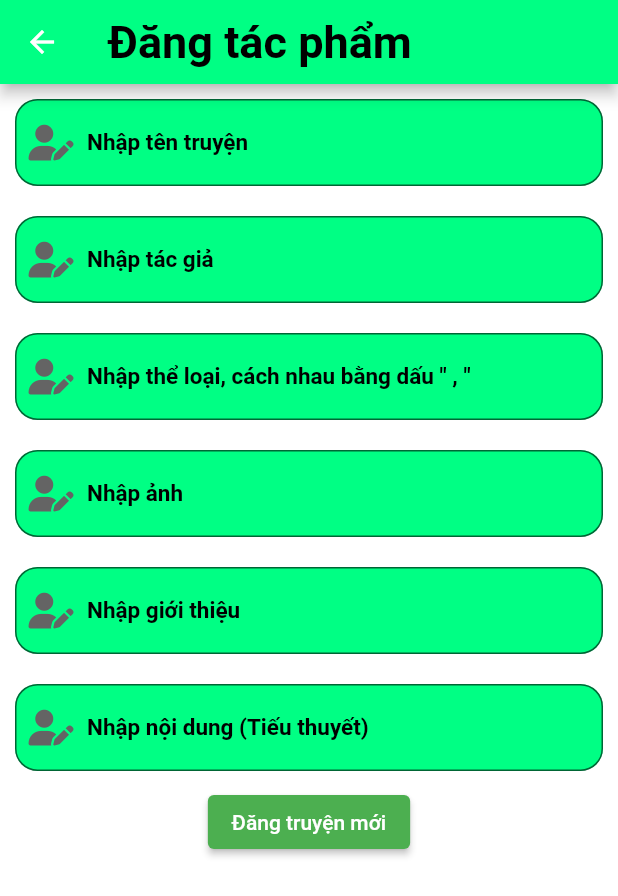
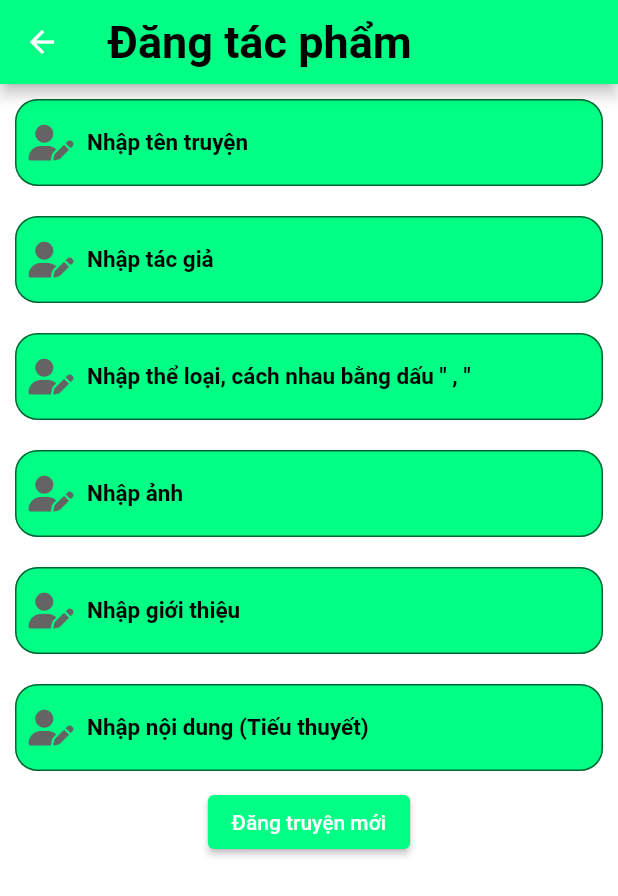
Before and after one commit to Bill-GD/se_n13_comic_app, a Flutter app: the AddBook screen opened directly, on a phone screen of 412 x 824 dp. Shown: the top 896 px of the screen. Run offline on Flutter 3.47's test engine with Material 2 defaults, Android fonts, the light colour scheme and no system bars; our stand-ins replace firebase_auth, firebase_core, firebase_database, font_awesome_flutter, google_sign_in; accounts and stored records are empty.

Commit message:
Added missing Dark mode compatibility
Some screens was missing Dark Mode, which resulted in invisible text, screen elements with wrong colors

```diff
--- a/loginapp/lib/main_screen/book_case.dart
+++ b/loginapp/lib/main_screen/book_case.dart
@@ -63,6 +63,7 @@ class BookCaseScreenState extends State<BookCaseScreen> {
     return Scaffold(
       appBar: AppBar(
         title: const Text("Danh sách yêu thích"),
+        backgroundColor: appBarBG,
       ),
       body: SingleChildScrollView(
         controller: _scrollController,
--- a/loginapp/lib/tool/add_book.dart
+++ b/loginapp/lib/tool/add_book.dart
@@ -5,7 +5,6 @@ import 'package:font_awesome_flutter/font_awesome_flutter.dart';
 import 'package:loginapp/constant.dart';
 // import 'package:http/http.dart' as http; // unused import
 import '../data/book.dart';
-
 
 class AddBook extends StatelessWidget {
   const AddBook({super.key});
@@ -25,6 +24,7 @@ class AddBook extends StatelessWidget {
         'follow': newBook.follow,
       });
     }
+
     TextEditingController _txtTentruyen = TextEditingController();
     TextEditingController _txtTacgia = TextEditingController();
     TextEditingController _txtTheloai = TextEditingController();
@@ -231,9 +231,21 @@ class AddBook extends StatelessWidget {
                 ElevatedButton(
                   onPressed: () async {
                     List<String> tagsList = _txtTheloai.text.split(", ");
-                        Book newBook = Book(title: _txtTentruyen.text, tags: tagsList, description: _txtNoidung.text, cover: _txturlanh.text, author: _txtTacgia.text, chapterList: ["Chương1", "Chương 2", "Chương 3"], status: 0, follow: false);
+                    Book newBook = Book(
+                        title: _txtTentruyen.text,
+                        tags: tagsList,
+                        description: _txtNoidung.text,
+                        cover: _txturlanh.text,
+                        author: _txtTacgia.text,
+                        chapterList: ["Chương1", "Chương 2", "Chương 3"],
+                        status: 0,
+                        follow: false);
                     saveData(newBook);
                   },
+                  style: ButtonStyle(
+                    backgroundColor: MaterialStateColor.resolveWith((states) => appBarBG),
+                    overlayColor: MaterialStateColor.resolveWith((states) => appBarBGLight),
+                  ),
                   child: const Text('Đăng truyện mới'),
                 ),
               ],
--- a/loginapp/lib/tool/side_bar.dart
+++ b/loginapp/lib/tool/side_bar.dart
@@ -122,7 +122,7 @@ class SideBarState extends State<SideBar> {
                   color: iconColor,
                 ),
                 title: Text(
-                  'Dark Mode',
+                  'Chế độ tối',
                   style: TextStyle(
                     fontSize: 20,
                     color: mainScreenText,
```
Also changed, not shown: loginapp/lib/screens/logged_in_widget.dart (+11 -10 lines). Lines whose indentation alone changed are shown as unchanged.
